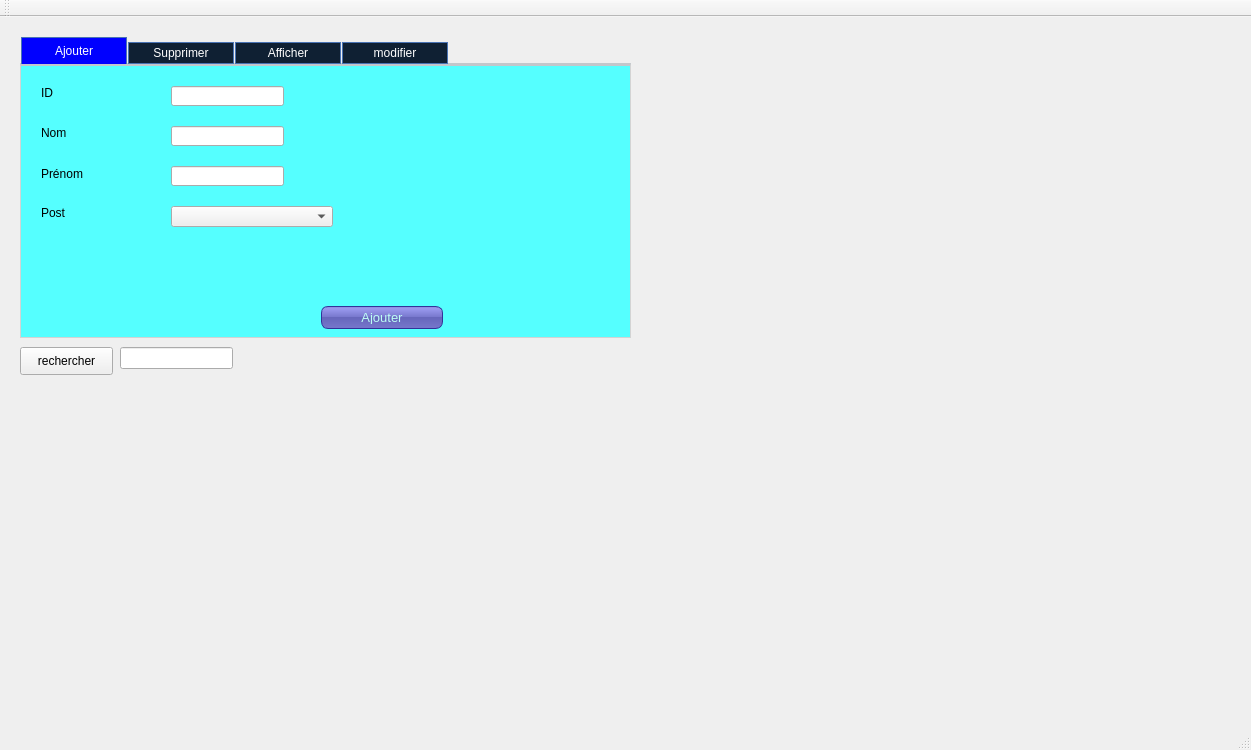
fadi-zaghdoud/projet_QT, file mainwindow.ui: the form before one commit.
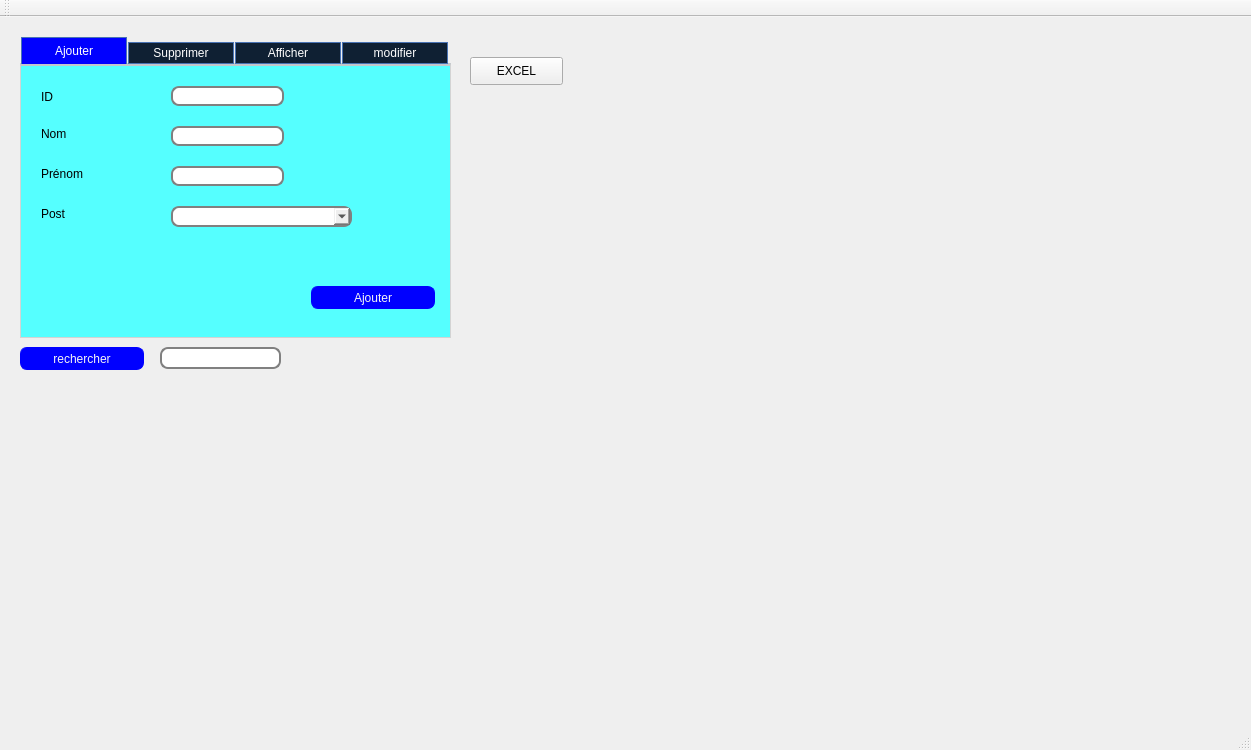
The form after the commit. Icons and pictures are not drawn.

Patch:
```diff
--- a/mainwindow.ui
+++ b/mainwindow.ui
@@ -19,7 +19,7 @@
      <rect>
       <x>20</x>
       <y>20</y>
-      <width>611</width>
+      <width>431</width>
       <height>301</height>
      </rect>
     </property>
@@ -88,9 +88,12 @@
         <x>20</x>
         <y>20</y>
         <width>47</width>
-        <height>13</height>
+        <height>21</height>
        </rect>
       </property>
+      <property name="styleSheet">
+       <string notr="true">font: 75 12pt &quot;NSimSun&quot;;</string>
+      </property>
       <property name="text">
        <string>ID</string>
       </property>
@@ -104,16 +107,27 @@
         <height>20</height>
        </rect>
       </property>
+      <property name="styleSheet">
+       <string notr="true">QLineEdit {
+padding: 1px;
+border-style: solid;
+border: 2px solid gray;
+border-radius: 8px;
+}</string>
+      </property>
      </widget>
      <widget class="QLabel" name="label_2">
       <property name="geometry">
        <rect>
         <x>20</x>
         <y>100</y>
-        <width>61</width>
+        <width>71</width>
         <height>16</height>
        </rect>
       </property>
+      <property name="styleSheet">
+       <string notr="true">font: 75 12pt &quot;NSimSun&quot;;</string>
+      </property>
       <property name="text">
        <string>Prénom</string>
       </property>
@@ -127,6 +141,14 @@
         <height>20</height>
        </rect>
       </property>
+      <property name="styleSheet">
+       <string notr="true">QLineEdit {
+padding: 1px;
+border-style: solid;
+border: 2px solid gray;
+border-radius: 8px;
+}</string>
+      </property>
      </widget>
      <widget class="QLabel" name="label_3">
       <property name="geometry">
@@ -134,9 +156,12 @@
         <x>20</x>
         <y>140</y>
         <width>47</width>
-        <height>13</height>
+        <height>16</height>
        </rect>
       </property>
+      <property name="styleSheet">
+       <string notr="true">font: 75 12pt &quot;NSimSun&quot;;</string>
+      </property>
       <property name="text">
        <string>Post</string>
       </property>
@@ -150,18 +175,31 @@
         <height>20</height>
        </rect>
       </property>
+      <property name="styleSheet">
+       <string notr="true">QLineEdit {
+padding: 1px;
+border-style: solid;
+border: 2px solid gray;
+border-radius: 8px;
+}</string>
+      </property>
      </widget>
      <widget class="QComboBox" name="le_post">
       <property name="geometry">
        <rect>
         <x>150</x>
         <y>140</y>
-        <width>162</width>
+        <width>181</width>
         <height>21</height>
        </rect>
       </property>
       <property name="styleSheet">
-       <string notr="true"/>
+       <string notr="true">QComboBox {
+padding: 1px;
+border-style: solid;
+border: 2px solid gray;
+border-radius: 8px;
+}</string>
       </property>
      </widget>
      <widget class="QLabel" name="label">
@@ -170,9 +208,12 @@
         <x>20</x>
         <y>60</y>
         <width>47</width>
-        <height>13</height>
+        <height>16</height>
        </rect>
       </property>
+      <property name="styleSheet">
+       <string notr="true">font: 75 12pt &quot;NSimSun&quot;;</string>
+      </property>
       <property name="text">
        <string>Nom</string>
       </property>
@@ -180,28 +221,29 @@
      <widget class="QPushButton" name="pb_ajouter">
       <property name="geometry">
        <rect>
-        <x>300</x>
-        <y>240</y>
-        <width>122</width>
+        <x>290</x>
+        <y>220</y>
+        <width>124</width>
         <height>23</height>
        </rect>
       </property>
       <property name="styleSheet">
        <string notr="true">QPushButton {
-color: rgb(189, 255, 244);
-background-color: QLinearGradient( x1: 0, y1: 0, x2: 0, y2: 1, stop: 0 #88d, stop: 0.1 #99e, stop: 0.49 #77c, stop: 0.5 #66b, stop: 1 #77c);
+color: rgb(245, 245, 245);
+background-color: rgb(0, 0, 255);
 border-width: 1px;
-border-color: #339;
+border-color: rgb(0, 0, 255);
 border-style: solid;
 border-radius: 7;
-padding: 4px;
-font-size: 13px;
-padding-left: -10px;
-padding-right: -10px;
-min-width: 140px;
+padding: 3px;
+font-size: 75 ;
+padding-left: 1px;
+padding-right: 1px;
+min-width: 120px;
 max-width: 50px;
-min-height: 13px;
-max-height: 13px;
+min-height: 15px;
+max-height: 15px;
+font: 75 12pt &quot;NSimSun&quot;;
 }</string>
       </property>
       <property name="text">
@@ -415,10 +457,29 @@
      <rect>
       <x>20</x>
       <y>330</y>
-      <width>93</width>
-      <height>28</height>
+      <width>124</width>
+      <height>23</height>
      </rect>
     </property>
+    <property name="styleSheet">
+     <string notr="true">QPushButton {
+color: rgb(245, 245, 245);
+background-color: rgb(0, 0, 255);
+border-width: 1px;
+border-color: rgb(0, 0, 255);
+border-style: solid;
+border-radius: 7;
+padding: 3px;
+font-size: 75 ;
+padding-left: 1px;
+padding-right: 1px;
+min-width: 120px;
+max-width: 50px;
+min-height: 15px;
+max-height: 15px;
+font: 75 12pt &quot;NSimSun&quot;;
+}</string>
+    </property>
     <property name="text">
      <string>rechercher</string>
     </property>
@@ -426,13 +487,68 @@
    <widget class="QLineEdit" name="recherche">
     <property name="geometry">
      <rect>
-      <x>120</x>
+      <x>160</x>
       <y>330</y>
-      <width>113</width>
+      <width>121</width>
       <height>22</height>
      </rect>
     </property>
+    <property name="styleSheet">
+     <string notr="true">QLineEdit {
+padding: 1px;
+border-style: solid;
+border: 2px solid gray;
+border-radius: 8px;
+}</string>
+    </property>
    </widget>
+   <widget class="QPushButton" name="pb_excel">
+    <property name="geometry">
+     <rect>
+      <x>470</x>
+      <y>40</y>
+      <width>93</width>
+      <height>28</height>
+     </rect>
+    </property>
+    <property name="text">
+     <string>EXCEL</string>
+    </property>
+   </widget>
+   <widget class="QCheckBox" name="checkBox">
+    <property name="geometry">
+     <rect>
+      <x>540</x>
+      <y>30</y>
+      <width>101</width>
+      <height>41</height>
+     </rect>
+    </property>
+    <property name="text">
+     <string/>
+    </property>
+    <property name="icon">
+     <iconset>
+      <normaloff>../excel-icon.png</normaloff>../excel-icon.png</iconset>
+    </property>
+    <property name="iconSize">
+     <size>
+      <width>60</width>
+      <height>60</height>
+     </size>
+    </property>
+    <property name="checkable">
+     <bool>true</bool>
+    </property>
+    <property name="checked">
+     <bool>false</bool>
+    </property>
+   </widget>
+   <zorder>checkBox</zorder>
+   <zorder>tabWidget</zorder>
+   <zorder>pb_rechercher</zorder>
+   <zorder>recherche</zorder>
+   <zorder>pb_excel</zorder>
   </widget>
   <widget class="QMenuBar" name="menuBar">
    <property name="geometry">
```
Left out of the diff: 123 changed lines with no effect on the pictures.
